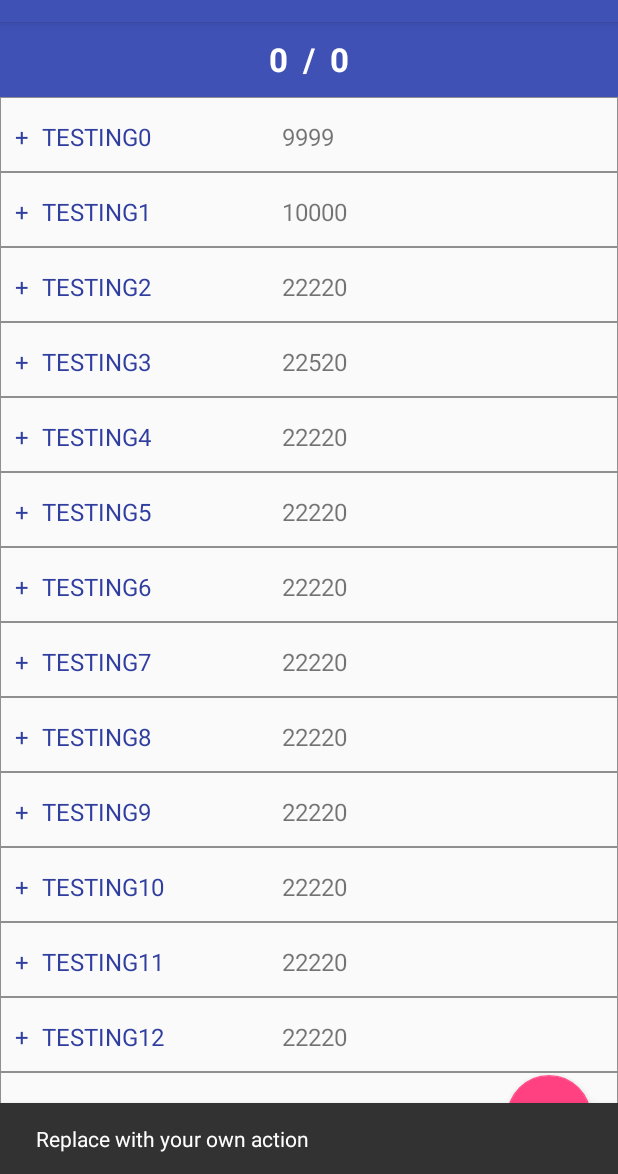
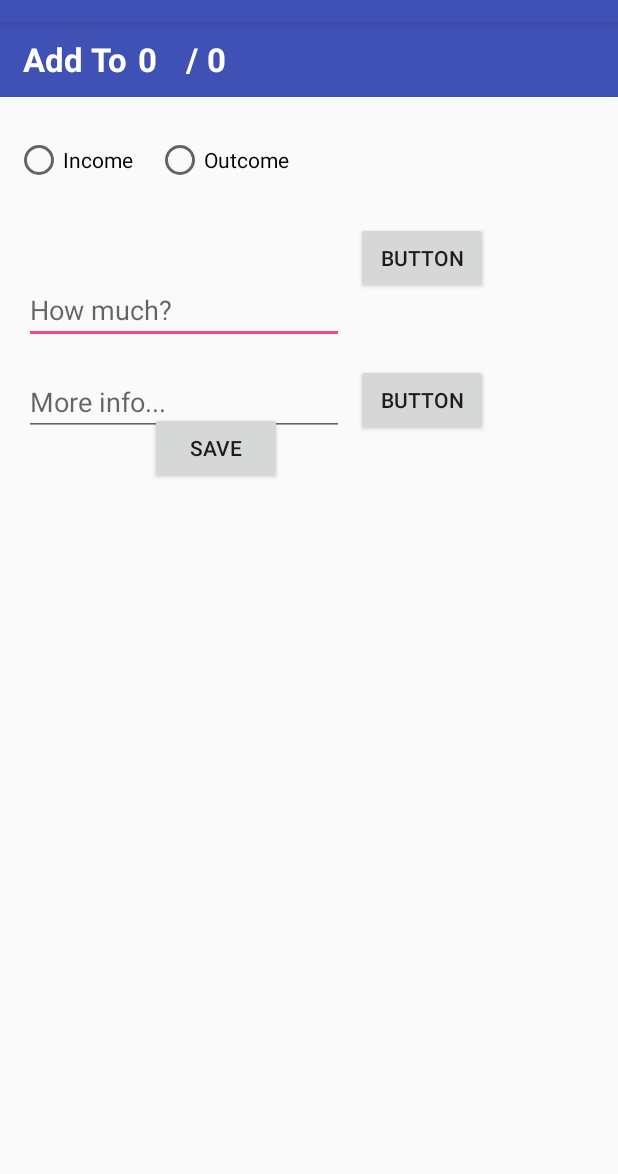
Before and after one commit to broccolism/MadCamp_Project1, an Android app: the Dialog screen opened directly, with no data from a screen before it, after a tap on an icon or button, on a phone screen of 412 x 824 dp, the part 62-1236 px from its top. Run offline under Robolectric (Android 15) with nearby library versions, the phone set to English and light mode, and no system bars.

Commit message:
almost done!

```diff
--- a/app/src/main/AndroidManifest.xml
+++ b/app/src/main/AndroidManifest.xml
@@ -22,7 +22,8 @@
 
         <activity android:name = ".GalleryFullImage"/>
         <activity android:name=".Dialog"/>
-        <activity android:name=".TestingActivity"/>
+        <activity android:name=".ModifyActivity"/>
+        <activity android:name=".AccountAdder"/>
     </application>
 
 </manifest>
--- /dev/null
+++ b/app/src/main/java/com/example/senthil/kotlin_tablayout/AccountAdder.kt
@@ -0,0 +1,31 @@
+package com.example.senthil.kotlin_tablayout
+
+import android.os.Bundle
+import android.support.v7.app.AppCompatActivity
+import android.util.Log
+import kotlinx.android.synthetic.main.account_item_adder.*
+import kotlinx.android.synthetic.main.dialog_list.*
+import java.util.*
+
+class AccountAdder : AppCompatActivity()
+{
+    override fun onCreate(savedInstanceState: Bundle?) {
+        super.onCreate(savedInstanceState)
+        setContentView(R.layout.account_item_adder)
+
+        val intent = getIntent()
+        val month = intent.getIntExtra("month", 0)
+        val day = intent.getIntExtra("day", 0)
+
+        adder_date_month.setText(month.toString())
+        adder_date_day.setText(day.toString())
+
+    }
+
+    //액티비티 종료 될 때 애니메이션 없애는 부분.
+    // 근데 종료시에는 애니메이션이 있는게 나을거같아서 주석처리함.
+    /*override fun onPause() {
+        super.onPause()
+        overridePendingTransition(0, 0)
+    }*/
+}
--- /dev/null
+++ b/app/src/main/java/com/example/senthil/kotlin_tablayout/DBHelper.kt
@@ -0,0 +1,85 @@
+package com.example.senthil.kotlin_tablayout
+
+import android.content.ContentValues
+import android.content.Context
+import android.database.sqlite.SQLiteDatabase
+import android.database.sqlite.SQLiteOpenHelper
+
+class DBHelper(context: Context) : SQLiteOpenHelper(context, DATABASE_NAME, null, DATABASE_VER) {
+
+    companion object {
+        private val DATABASE_VER = 1
+        private val DATABASE_NAME = "ACCOUNTBOOK.db"
+
+        private val TABLE_NAME = "ACCOUNT"
+        private val ID = "Id"
+        private val MONEY = "Money"
+        private val USAGE = "Usage"
+        private val TIME = "Time"
+    }
+
+    override fun onCreate(db: SQLiteDatabase?) {
+        val CREATE_TABLE_QUERY = ("CREATE TABLE $TABLE_NAME" +
+                "($ID INTEGER PRIMARY KEY, $MONEY TEXT, $USAGE TEXT, $TIME TEXT)")
+        db!!.execSQL(CREATE_TABLE_QUERY)
+    }
+
+    override fun onUpgrade(db: SQLiteDatabase?, oldVersion: Int, newVersion: Int) {
+        db!!.execSQL("DROP TABLE IF EXISTS $TABLE_NAME")
+        onCreate(db)
+    }
+
+    val dbList: List<Consumption>
+        get() {
+            val listConsumption = ArrayList<Consumption>()
+            val selectQueryHandler = "SELECT * FROM $TABLE_NAME"
+            val db = this.writableDatabase
+            val cursor = db.rawQuery(selectQueryHandler, null)
+
+            if (cursor.moveToFirst()) {
+                do {
+                    var consumption = Consumption(0, null, null, null)
+                    consumption.id = cursor.getInt(cursor.getColumnIndex(ID))
+                    consumption.money = cursor.getString(cursor.getColumnIndex(MONEY))
+                    consumption.usage = cursor.getString(cursor.getColumnIndex(USAGE))
+                    consumption.time = cursor.getString(cursor.getColumnIndex(TIME))
+
+                    listConsumption.add(consumption)
+                } while (cursor.moveToNext())
+            }
+            db.close()
+            return listConsumption
+        }
+
+    fun addConsumption (consumption: Consumption) {
+        val db = this.writableDatabase
+        val values = ContentValues()
+
+        values.put(ID, consumption.id)
+        values.put(MONEY, consumption.money)
+        values.put(USAGE, consumption.usage)
+        values.put(TIME, consumption.time)
+
+        db.insert(TABLE_NAME, null, values)
+        db.close()
+    }
+
+    fun updateConsumption (consumption: Consumption) : Int {
+        val db = this.writableDatabase
+        val values = ContentValues()
+
+        values.put(ID, consumption.id)
+        values.put(MONEY, consumption.money)
+        values.put(USAGE, consumption.usage)
+        values.put(TIME, consumption.time)
+
+        return db.update(TABLE_NAME, values, "$ID=?", arrayOf(consumption.id.toString()))
+    }
+
+    fun deleteConsumption (consumption: Consumption) {
+        val db = this.writableDatabase
+
+        db.delete(TABLE_NAME, "$ID=?", arrayOf(consumption.id.toString()))
+        db.close()
+    }
+}
--- a/app/src/main/java/com/example/senthil/kotlin_tablayout/Dialog.kt
+++ b/app/src/main/java/com/example/senthil/kotlin_tablayout/Dialog.kt
@@ -9,54 +9,60 @@ import android.support.v7.app.AppCompatActivity
 import android.support.v7.widget.LinearLayoutManager
 import android.view.View
 import android.widget.TextView
+import kotlinx.android.synthetic.main.dialog_item.*
 import kotlinx.android.synthetic.main.dialog_list.*
 import java.util.ArrayList
 
-class Dialog() : AppCompatActivity()
-{
-    private val items: ArrayList<AccountValue> = arrayListOf(
-            AccountValue("TESTING0", "9999"),
-            AccountValue("TESTING1", "10000"),
-            AccountValue("TESTING2", "22220"),
-            AccountValue("TESTING3", "22520"),
-            AccountValue("TESTING4", "22220"),
-            AccountValue("TESTING5", "22220"),
-            AccountValue("TESTING6", "22220"),
-            AccountValue("TESTING7", "22220"),
-            AccountValue("TESTING8", "22220"),
-            AccountValue("TESTING9", "22220"),
-            AccountValue("TESTING10", "22220"),
-            AccountValue("TESTING11", "22220"),
-            AccountValue("TESTING12", "22220"),
-            AccountValue("TESTING13", "22220"),
-            AccountValue("TESTING14", "22220"),
-            AccountValue("TESTING15", "22220"),
-            AccountValue("TESTING16", "22220"),
-            AccountValue("TESTING17", "22220"),
-            AccountValue("TESTING18", "22220"),
-            AccountValue("TESTING19", "22220")
+class Dialog : AppCompatActivity() {
+
+    internal lateinit var db : DBHelper
+    lateinit var dialogAdapter: DialogAdapter
+    private var listConsumptions: List<Consumption> = ArrayList<Consumption>()
+
+    private val items: ArrayList<Consumption> = arrayListOf(
+            Consumption(1, "+10000", "jack", "2019/12/31 17:00"),
+            Consumption(2, "-6000", "dinner", "2019/12/31 19:00"),
+            Consumption(3, "-2000", "yogurt", "2019/12/31 19:30")
     )
 
-    override fun onCreate(savedInstanceState: Bundle?)
-    {
+    override fun onCreate(savedInstanceState: Bundle?) {
         super.onCreate(savedInstanceState)
         setContentView(R.layout.dialog_list)
 
-        rv_dialog?.layoutManager = LinearLayoutManager(baseContext)
-        rv_dialog?.adapter = DialogAdapter(items)
+        db = DBHelper(this)
+
+        // after constructing db, use listConsumptions
+        dialogAdapter = DialogAdapter(items, (
+                fun(consumption : Consumption) {
+                    val intent: Intent = Intent(this, ModifyActivity::class.java)
+                    intent.putExtra("consumption", consumption)
+
+                    startActivity(intent)
+                }))
+
+        refreshData()
 
         val intent = getIntent()
         val month = intent.getIntExtra("month", 0)
         val day = intent.getIntExtra("day", 0)
 
-        findViewById<TextView>(R.id.dialog_list_month).setText(month.toString())
-        findViewById<TextView>(R.id.dialog_list_day).setText(day.toString())
+        dialog_list_month.setText(month.toString())
+        dialog_list_day.setText(day.toString())
 
         //For FAB
         val dialog_FAB = findViewById<FloatingActionButton>(R.id.dialog_fab)
-        dialog_FAB.setOnClickListener{ view -> Snackbar.make(view, "Replace with your own action", Snackbar.LENGTH_LONG)
-                .setAction("Action", null).show()
+        dialog_FAB.setOnClickListener {
+            val next = Intent(this, AccountAdder::class.java)
+            next.addFlags(Intent.FLAG_ACTIVITY_NO_ANIMATION)
+            next.putExtra("month", month)
+            next.putExtra("day", day)
+            startActivity(next)
         }
     }
 
+    private fun refreshData() {
+        rv_dialog?.layoutManager = LinearLayoutManager(baseContext)
+        rv_dialog?.adapter = dialogAdapter
+        listConsumptions = db.dbList
+    }
 }
--- a/app/src/main/java/com/example/senthil/kotlin_tablayout/DialogAdapter.kt
+++ b/app/src/main/java/com/example/senthil/kotlin_tablayout/DialogAdapter.kt
@@ -8,7 +8,7 @@ import android.view.ViewGroup
 import android.widget.TextView
 import kotlinx.android.synthetic.main.dialog_item.view.*
 
-class DialogAdapter(val items : ArrayList<AccountValue>) : RecyclerView.Adapter<DialogAdapter.DialogHolder>() {
+class DialogAdapter(val items : ArrayList<Consumption>, val click: (Consumption) -> Unit) : RecyclerView.Adapter<DialogAdapter.DialogHolder>() {
 
     // Gets the number of animals in the list
     override fun getItemCount(): Int {
@@ -24,16 +24,18 @@ class DialogAdapter(val items : ArrayList<AccountValue>) : RecyclerView.Adapter<
     // Binds each animal in the ArrayList to a view
     override fun onBindViewHolder(holder: DialogHolder, position: Int) {
         holder.bind(items[position])
+
+        holder.itemView.setOnClickListener { click(items[position]) }
     }
 
     inner class DialogHolder (view: View) : RecyclerView.ViewHolder(view) {
         // Holds the TextView that will add each animal to
-        val _info = view.findViewById<TextView>(R.id.item_dialog_info)
-        val _value = view.findViewById<TextView>(R.id.item_dialog_value)
+        val _usage = view.findViewById<TextView>(R.id.item_dialog_usage)
+        val _money = view.findViewById<TextView>(R.id.item_dialog_money)
 
-        fun bind (accountValue: AccountValue) {
-            _info?.text = accountValue.info
-            _value?.text = accountValue.value
+        fun bind (consumption: Consumption) {
+            _usage?.text = consumption.usage
+            _money?.text = consumption.money
         }
     }
 }
--- a/app/src/main/java/com/example/senthil/kotlin_tablayout/DialogButton.kt
+++ /dev/null
@@ -1 +0,0 @@
-package com.example.senthil.kotlin_tablayout
--- /dev/null
+++ b/app/src/main/res/layout/account_item_adder.xml
@@ -0,0 +1,155 @@
+<?xml version="1.0" encoding="utf-8"?>
+<android.support.constraint.ConstraintLayout xmlns:android="http://schemas.android.com/apk/res/android"
+    xmlns:app="http://schemas.android.com/apk/res-auto"
+    xmlns:tools="http://schemas.android.com/tools"
+    android:layout_width="match_parent"
+    android:layout_height="match_parent">
+
+    <TextView
+        android:id="@+id/adder_date_text"
+        android:layout_width="0dp"
+        android:layout_height="50dp"
+        android:background="@color/colorPrimary"
+        android:gravity="center_vertical"
+        android:paddingLeft="15dp"
+        android:text="Add To"
+
+        android:textColor="#ffffff"
+        android:textSize="22dp"
+        android:textStyle="bold"
+        app:layout_constraintEnd_toEndOf="parent"
+        app:layout_constraintHorizontal_bias="0.0"
+        app:layout_constraintStart_toStartOf="parent"
+        app:layout_constraintTop_toTopOf="parent" />
+
+    <TextView
+        android:id="@+id/adder_date_bar"
+        android:layout_width="wrap_content"
+        android:layout_height="50dp"
+        android:layout_marginStart="124dp"
+        android:background="@color/colorPrimary"
+        android:gravity="center_vertical"
+        android:text="/"
+        android:textColor="#ffffff"
+        android:textSize="22dp"
+        android:textStyle="bold"
+        app:layout_constraintStart_toStartOf="@+id/adder_date_text"
+        app:layout_constraintTop_toTopOf="parent" />
+
+    <TextView
+        android:id="@+id/adder_date_day"
+        android:layout_width="wrap_content"
+        android:layout_height="50dp"
+        android:layout_marginStart="138dp"
+        android:background="@color/colorPrimary"
+        android:gravity="center_vertical"
+        android:text="3"
+        android:textColor="#ffffff"
+        android:textSize="22dp"
+        android:textStyle="bold"
+        app:layout_constraintStart_toStartOf="@+id/adder_date_text"
+        app:layout_constraintTop_toTopOf="parent" />
+
+    <TextView
+        android:id="@+id/adder_date_month"
+        android:layout_width="wrap_content"
+        android:layout_height="50dp"
+        android:layout_marginStart="92dp"
+        android:background="@color/colorPrimary"
+        android:gravity="center_vertical"
+        android:text="12"
+        android:textColor="#ffffff"
+        android:textSize="22dp"
+        android:textStyle="bold"
+        app:layout_constraintStart_toStartOf="@+id/adder_date_text"
+        app:layout_constraintTop_toTopOf="parent" />
+
+
+    <RadioGroup
+        android:id="@+id/adder_radioGroup"
+        android:layout_width="match_parent"
+        android:layout_height="match_parent"
+        android:orientation="horizontal"
+        tools:layout_editor_absoluteX="-147dp"
+        tools:layout_editor_absoluteY="0dp">
+
+        <RadioButton
+            android:id="@+id/adder_income"
+            android:layout_width="wrap_content"
+            android:layout_height="wrap_content"
+            android:layout_marginLeft="10dp"
+            android:layout_marginTop="76dp"
+            android:text="Income"
+            app:layout_constraintStart_toEndOf="@+id/adder_outcome"
+            app:layout_constraintTop_toTopOf="parent" />
+
+        <RadioButton
+            android:id="@+id/adder_outcome"
+            android:layout_width="wrap_content"
+            android:layout_height="wrap_content"
+            android:layout_marginStart="15dp"
+            android:layout_marginTop="76dp"
+            android:text="Outcome"
+            app:layout_constraintEnd_toStartOf="@+id/adder_income"
+            app:layout_constraintHorizontal_bias="0.5"
+            app:layout_constraintStart_toStartOf="parent"
+            app:layout_constraintTop_toTopOf="parent" />
+
+    </RadioGroup>
+
+    <EditText
+        android:id="@+id/adder_money"
+        android:layout_width="wrap_content"
+        android:layout_height="wrap_content"
+        android:layout_marginStart="16dp"
+        android:layout_marginBottom="553dp"
+        android:ems="10"
+        android:inputType="number"
+        android:hint = "How much?"
+        app:layout_constraintBottom_toBottomOf="parent"
+        app:layout_constraintStart_toStartOf="parent" />
+
+    <Button
+        android:id="@+id/adder_money_button"
+        android:layout_width="wrap_content"
+        android:layout_height="wrap_content"
+        android:layout_marginStart="8dp"
+        android:layout_marginTop="133dp"
+        android:text="Button"
+        app:layout_constraintStart_toEndOf="@+id/adder_money"
+        app:layout_constraintTop_toTopOf="parent" />
+
+
+    <EditText
+        android:id="@+id/adder_info"
+        android:layout_width="wrap_content"
+        android:layout_height="wrap_content"
+        android:layout_marginStart="16dp"
+        android:layout_marginBottom="492dp"
+        android:ems="10"
+        android:inputType="text"
+        android:hint = "More info..."
+        app:layout_constraintBottom_toBottomOf="parent"
+        app:layout_constraintStart_toStartOf="parent" />
+
+    <Button
+        android:id="@+id/adder_info_button"
+        android:layout_width="wrap_content"
+        android:layout_height="wrap_content"
+        android:layout_marginStart="8dp"
+        android:layout_marginBottom = "492dp"
+        android:text="Button"
+        app:layout_constraintBottom_toBottomOf="parent"
+        app:layout_constraintStart_toEndOf="@+id/adder_info"/>
+
+    <Button
+        android:id="@+id/add_new_account_item"
+        android:layout_width="wrap_content"
+        android:layout_height="wrap_content"
+        android:layout_marginStart="100dp"
+        android:layout_marginTop="260dp"
+        android:text="Save"
+        app:layout_constraintTop_toTopOf="parent"
+        app:layout_constraintStart_toStartOf="parent"/>
+
+</android.support.constraint.ConstraintLayout>
--- a/app/src/main/res/layout/dialog_item.xml
+++ b/app/src/main/res/layout/dialog_item.xml
@@ -23,7 +23,7 @@
         />
 
     <TextView
-        android:id="@+id/item_dialog_value"
+        android:id="@+id/item_dialog_money"
         android:layout_width="100dp"
         android:layout_height="wrap_content"
         android:layout_marginStart="28dp"
@@ -36,7 +36,7 @@
         tools:text="Value" />
 
     <TextView
-        android:id="@+id/item_dialog_info"
+        android:id="@+id/item_dialog_usage"
         android:layout_width="200dp"
         android:layout_height="wrap_content"
         android:layout_marginStart="188dp"
```
Also changed, not shown: app/src/main/java/com/example/senthil/kotlin_tablayout/Consumption.kt (added, +35 -0 lines), app/src/main/java/com/example/senthil/kotlin_tablayout/ModifyActivity.kt (added, +15 -0 lines), app/src/main/java/com/example/senthil/kotlin_tablayout/TestingActivity.kt (deleted, +0 -20 lines), app/src/main/res/layout/account_item_editor.xml (added, +133 -0 lines), app/src/main/res/layout/activity_modify.xml (added, +18 -0 lines), app/src/main/res/layout/testing.xml (deleted, +0 -18 lines), 2 other files.
